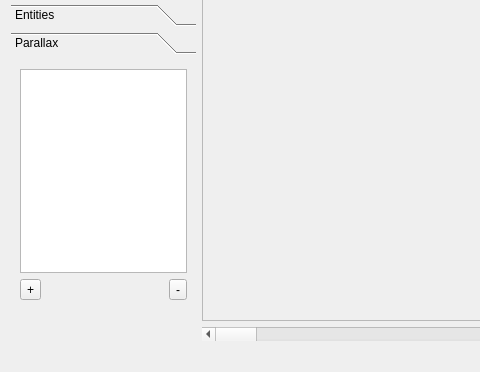
First picture: the form in RetroEDv2/tools/sceneeditorv5.ui, repository RSDKModding/RetroED, before the edit; both pictures show x 0 to 480 and y 141 to 513 of the 1023 by 513 pixel window.
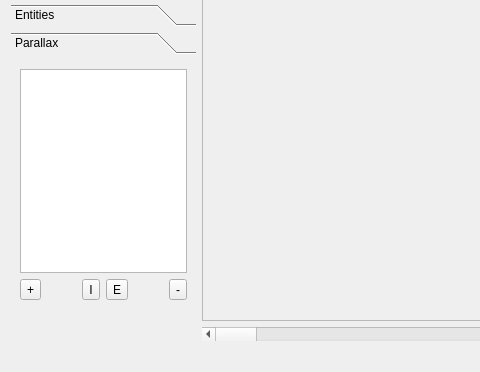
Second picture: the form after the edit. The open tabs and pages were chosen to show the change. Icons and pictures are not drawn.

The edit to the form file:
```diff
--- a/RetroEDv2/tools/sceneeditorv5.ui
+++ b/RetroEDv2/tools/sceneeditorv5.ui
@@ -23,7 +23,7 @@
       </size>
      </property>
      <property name="currentIndex">
-      <number>0</number>
+      <number>4</number>
      </property>
      <widget class="QWidget" name="layerPage">
       <property name="geometry">
@@ -160,16 +160,6 @@
        <string>Parallax</string>
       </attribute>
       <layout class="QGridLayout" name="gridLayout_15">
-       <item row="0" column="0" colspan="3">
-        <widget class="QListWidget" name="scrollList"/>
-       </item>
-       <item row="1" column="0">
-        <widget class="QToolButton" name="addScr">
-         <property name="text">
-          <string>+</string>
-         </property>
-        </widget>
-       </item>
        <item row="1" column="1">
         <spacer name="horizontalSpacer_4">
          <property name="orientation">
@@ -177,19 +167,56 @@
          </property>
          <property name="sizeHint" stdset="0">
           <size>
-           <width>102</width>
+           <width>40</width>
            <height>20</height>
           </size>
          </property>
         </spacer>
        </item>
+       <item row="0" column="0" colspan="6">
+        <widget class="QListWidget" name="scrollList"/>
+       </item>
+       <item row="1" column="3">
+        <widget class="QToolButton" name="expScr">
+         <property name="text">
+          <string>E</string>
+         </property>
+        </widget>
+       </item>
        <item row="1" column="2">
+        <widget class="QToolButton" name="impScr">
+         <property name="text">
+          <string>I</string>
+         </property>
+        </widget>
+       </item>
+       <item row="1" column="5">
         <widget class="QToolButton" name="rmScr">
          <property name="text">
           <string>-</string>
          </property>
         </widget>
        </item>
+       <item row="1" column="0">
+        <widget class="QToolButton" name="addScr">
+         <property name="text">
+          <string>+</string>
+         </property>
+        </widget>
+       </item>
+       <item row="1" column="4">
+        <spacer name="horizontalSpacer_5">
+         <property name="orientation">
+          <enum>Qt::Horizontal</enum>
+         </property>
+         <property name="sizeHint" stdset="0">
+          <size>
+           <width>40</width>
+           <height>20</height>
+          </size>
+         </property>
+        </spacer>
+       </item>
       </layout>
      </widget>
     </widget>
```
